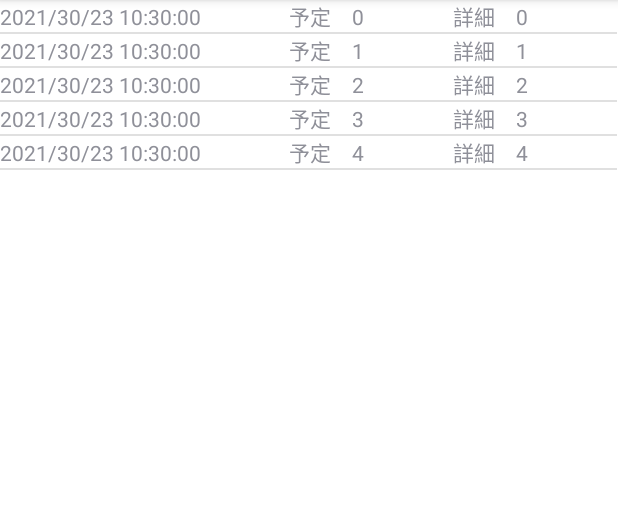
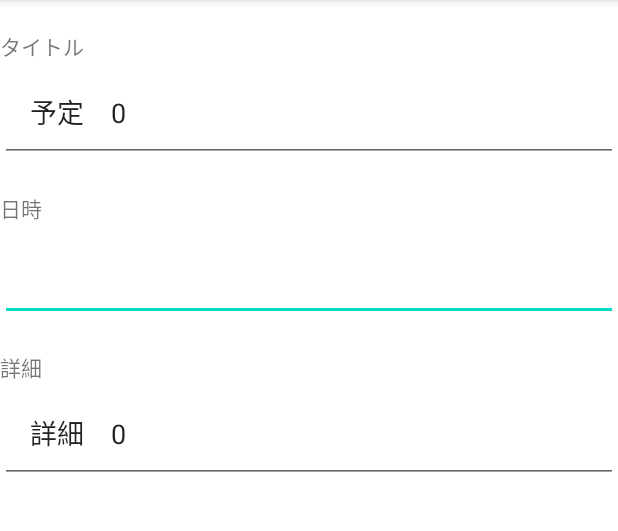
Before and after one commit to test070/ListView, an Android app: the screen it shows after launch (MainActivity before the commit, InputActivity after it), after a tap on an icon or button, on a phone screen of 412 x 824 dp, the part 84-615 px from its top. Run offline under Robolectric (Android 15) with nearby library versions, the phone set to English and light mode, and no system bars.

Commit message:
InputActivity
入力画面追加

```diff
--- a/MyApplication2/app/src/main/AndroidManifest.xml
+++ b/MyApplication2/app/src/main/AndroidManifest.xml
@@ -9,6 +9,7 @@
         android:roundIcon="@mipmap/ic_launcher_round"
         android:supportsRtl="true"
         android:theme="@style/Theme.MyApplication">
+        <activity android:name=".InputActivity"></activity>
         <activity android:name=".MainActivity">
             <intent-filter>
                 <action android:name="android.intent.action.MAIN" />
--- /dev/null
+++ b/MyApplication2/app/src/main/java/com/example/myapplication/InputActivity.java
@@ -0,0 +1,27 @@
+package com.example.myapplication;
+
+import androidx.appcompat.app.AppCompatActivity;
+
+import android.content.Intent;
+import android.os.Bundle;
+import android.widget.TextView;
+
+public class InputActivity extends AppCompatActivity {
+
+    @Override
+    protected void onCreate(Bundle savedInstanceState) {
+        super.onCreate(savedInstanceState);
+        setContentView(R.layout.activity_input);
+
+        Intent intent = getIntent();
+        ListItemEntity item = (ListItemEntity)intent.getSerializableExtra(MainActivity.EXTRA_DATA);
+
+        TextView inputTitle = findViewById(R.id.editTextInputTitle);
+        inputTitle.setText(item.getTitle());
+        TextView inputDate = findViewById(R.id.editTextInputDate);
+//        inputDate.setText(item.getDate());
+        TextView inputContents = findViewById(R.id.editTextInputContents);
+        inputContents.setText(item.getContents());
+
+    }
+}
--- a/MyApplication2/app/src/main/java/com/example/myapplication/ListItemEntity.java
+++ b/MyApplication2/app/src/main/java/com/example/myapplication/ListItemEntity.java
@@ -1,8 +1,9 @@
 package com.example.myapplication;
 
+import java.io.Serializable;
 import java.util.Date;
 
-public class ListItemEntity {
+public class ListItemEntity implements Serializable {
     private Date date;
     private String title;
     private String contents;
--- a/MyApplication2/app/src/main/java/com/example/myapplication/MainActivity.java
+++ b/MyApplication2/app/src/main/java/com/example/myapplication/MainActivity.java
@@ -2,6 +2,7 @@ package com.example.myapplication;
 
 import androidx.appcompat.app.AppCompatActivity;
 
+import android.content.Intent;
 import android.os.Bundle;
 import android.view.View;
 import android.widget.AdapterView;
@@ -18,6 +19,9 @@ import static java.lang.Boolean.TRUE;
 
 public class MainActivity extends AppCompatActivity {
 
+    public static final String EXTRA_DATA
+            = "com.example.DATA";
+    private static final int REQUEST_CODE = 1;
     private ArrayList<ListItemEntity> items= new ArrayList<>();
     @Override
     protected void onCreate(Bundle savedInstanceState) {
@@ -48,9 +52,19 @@ public class MainActivity extends AppCompatActivity {
                     public void onItemClick(AdapterView<?> parent, View view, int position, long id) {
                         //クリックした要素をitemsから取得する
                         ListItemEntity item = items.get(position);
-                        Toast.makeText(MainActivity.this,item.getTitle(), Toast.LENGTH_SHORT).show();
+                        //InputActivityのインテントを生成して画面遷移
+                        Intent intent = new Intent(MainActivity.this, InputActivity.class);
+                        intent.putExtra(EXTRA_DATA, item);
+                        startActivity(intent);
+//                        startActivityForResult(intent, REQUEST_CODE);
+
                     }
                 }
         );
     }
+
+//    protected void onActivityResult( int requestCode, int resultCode, Intent intent) {
+//        super.onActivityResult(requestCode, resultCode, intent);
+//　　　// 受け取るためのコード
+//    }
 }
--- /dev/null
+++ b/MyApplication2/app/src/main/res/layout/activity_input.xml
@@ -0,0 +1,80 @@
+<?xml version="1.0" encoding="utf-8"?>
+<androidx.constraintlayout.widget.ConstraintLayout xmlns:android="http://schemas.android.com/apk/res/android"
+    xmlns:app="http://schemas.android.com/apk/res-auto"
+    xmlns:tools="http://schemas.android.com/tools"
+    android:layout_width="match_parent"
+    android:layout_height="match_parent"
+    tools:context=".InputActivity">
+
+    <LinearLayout
+        android:layout_width="match_parent"
+        android:layout_height="match_parent"
+        android:orientation="vertical">
+        <TextView
+            android:id="@+id/inputTitleLabel"
+            android:layout_width="wrap_content"
+            android:layout_height="wrap_content"
+            android:text="タイトル"
+            android:paddingTop="20dp"
+            app:layout_constraintEnd_toEndOf="parent"
+            app:layout_constraintStart_toStartOf="parent"
+            tools:layout_editor_absoluteY="50dp" />
+
+        <EditText
+            android:id="@+id/editTextInputTitle"
+            android:layout_width="match_parent"
+            android:layout_height="wrap_content"
+            android:ems="10"
+            android:inputType="textPersonName"
+            android:text="Name"
+            android:padding="20dp"
+            android:focusable="false"
+            app:layout_constraintEnd_toEndOf="parent"
+            app:layout_constraintStart_toStartOf="parent"
+            tools:layout_editor_absoluteY="85dp" />
+
+        <TextView
+            android:id="@+id/inputDateLabel"
+            android:layout_width="wrap_content"
+            android:layout_height="wrap_content"
+            android:text="日時"
+            android:paddingTop="20dp"
+            app:layout_constraintEnd_toEndOf="parent"
+            app:layout_constraintStart_toStartOf="parent"
+            tools:layout_editor_absoluteY="224dp" />
+
+        <EditText
+            android:id="@+id/editTextInputDate"
+            android:layout_width="match_parent"
+            android:layout_height="wrap_content"
+            android:ems="10"
+            android:inputType="date"
+            android:padding="20dp"
+            app:layout_constraintEnd_toEndOf="parent"
+            app:layout_constraintHorizontal_bias="0.497"
+            app:layout_constraintStart_toStartOf="parent"
+            tools:layout_editor_absoluteY="266dp" />
+
+        <TextView
+            android:id="@+id/inputContentsLabel"
+            android:layout_width="wrap_content"
+            android:layout_height="wrap_content"
+            android:text="詳細"
+            android:paddingTop="20dp"
+            app:layout_constraintEnd_toEndOf="parent"
+            app:layout_constraintStart_toStartOf="parent"
+            tools:layout_editor_absoluteY="394dp" />
+
+        <EditText
+            android:id="@+id/editTextInputContents"
+            android:layout_width="match_parent"
+            android:layout_height="wrap_content"
+            android:ems="10"
+            android:gravity="start|top"
+            android:inputType="textMultiLine"
+            android:padding="20dp"
+            app:layout_constraintEnd_toEndOf="parent"
+            app:layout_constraintStart_toStartOf="parent"
+            tools:layout_editor_absoluteY="429dp" />
+    </LinearLayout>
+</androidx.constraintlayout.widget.ConstraintLayout>
```
